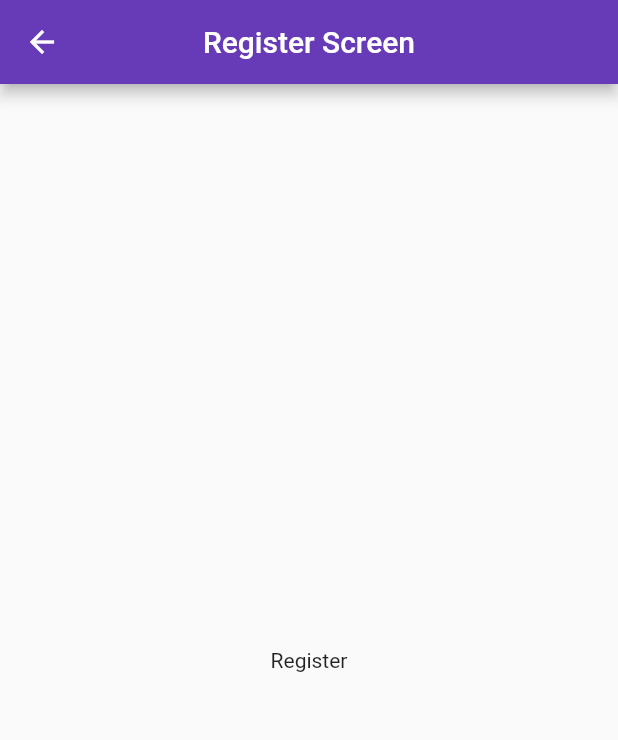
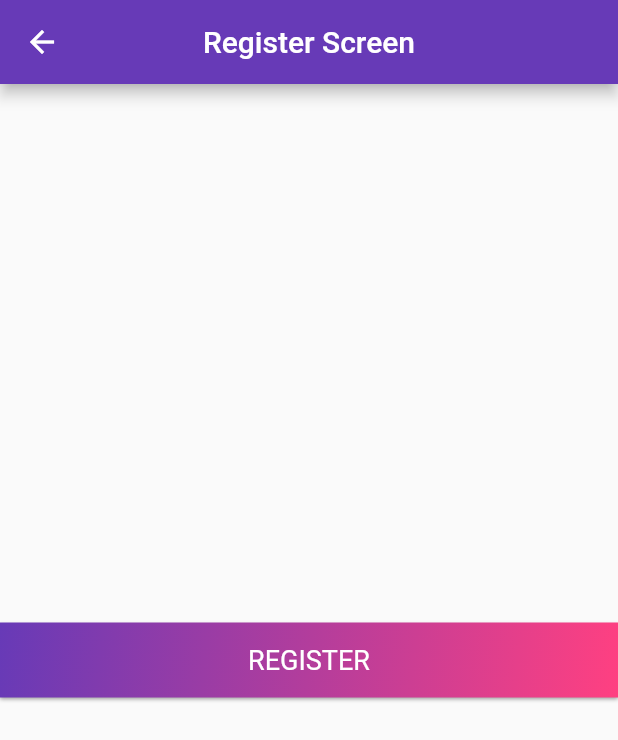
Before and after one commit to novaladip/geldstroom-client-flutter, a Flutter app: the RegisterScreen screen opened by its route, on a phone screen of 412 x 824 dp. Shown: the top 740 px of the screen. Run offline on Flutter 3.47's test engine with Material 2 defaults, Android fonts, the phone set to English and light mode, and no system bars; our stand-ins replace dio, equatable, flutter_spinkit, validators.

```diff
--- a/lib/screens/register_screen.dart
+++ b/lib/screens/register_screen.dart
@@ -1,4 +1,5 @@
 import 'package:flutter/material.dart';
+import 'package:geldstroom/widgets/button_gradient.dart';
 
 class RegisterScreen extends StatelessWidget {
   static const routeName = '/register';
@@ -6,13 +7,35 @@ class RegisterScreen extends StatelessWidget {
 
   @override
   Widget build(BuildContext context) {
+    final primaryColor = Theme.of(context).primaryColor;
+    final accentColor = Theme.of(context).accentColor;
     return Scaffold(
       appBar: AppBar(
         centerTitle: true,
         title: Text('Register Screen'),
       ),
       body: Center(
-        child: Text('Register'),
+        child: Hero(
+          tag: 'button',
+          child: ButtonGradient(
+            child: Text(
+              'REGISTER',
+              style: TextStyle(
+                color: Colors.white,
+                fontSize: 18,
+              ),
+            ),
+            gradient: LinearGradient(
+              colors: [
+                primaryColor,
+                accentColor,
+              ],
+              begin: Alignment.topLeft,
+              end: Alignment.bottomRight,
+            ),
+            onPressed: () {},
+          ),
+        ),
       ),
     );
   }
--- /dev/null
+++ b/lib/widgets/button_gradient.dart
@@ -0,0 +1,41 @@
+import 'package:flutter/material.dart';
+
+class ButtonGradient extends StatelessWidget {
+  final Widget child;
+  final Gradient gradient;
+  final double width;
+  final double height;
+  final Function onPressed;
+
+  const ButtonGradient(
+      {Key key,
+      this.gradient,
+      this.width,
+      this.height,
+      this.onPressed,
+      this.child})
+      : super(key: key);
+
+  @override
+  Widget build(BuildContext context) {
+    return Container(
+      width: width,
+      height: 50.0,
+      decoration: BoxDecoration(gradient: gradient, boxShadow: [
+        BoxShadow(
+          color: Colors.grey[500],
+          offset: Offset(0.0, 1.5),
+          blurRadius: 1.5,
+        ),
+      ]),
+      child: Material(
+        color: Colors.transparent,
+        child: InkWell(
+            onTap: onPressed,
+            child: Center(
+              child: child,
+            )),
+      ),
+    );
+  }
+}
--- a/pubspec.yaml
+++ b/pubspec.yaml
@@ -17,6 +17,8 @@ environment:
   sdk: ">=2.1.0 <3.0.0"
 
 dependencies:
+  flutter_spinkit: ^4.0.0
+  validators: ^2.0.0+1
   equatable: ^0.4.0
   dio: ^2.1.13
   provider: ^3.1.0
```
Also changed, not shown: lib/screens/login_screen.dart (+111 -14 lines), lib/utils/validate_input.dart (added, +16 -0 lines), lib/widgets/text_input.dart (added, +53 -0 lines), lib/config/app.config.dart, pubspec.lock.
